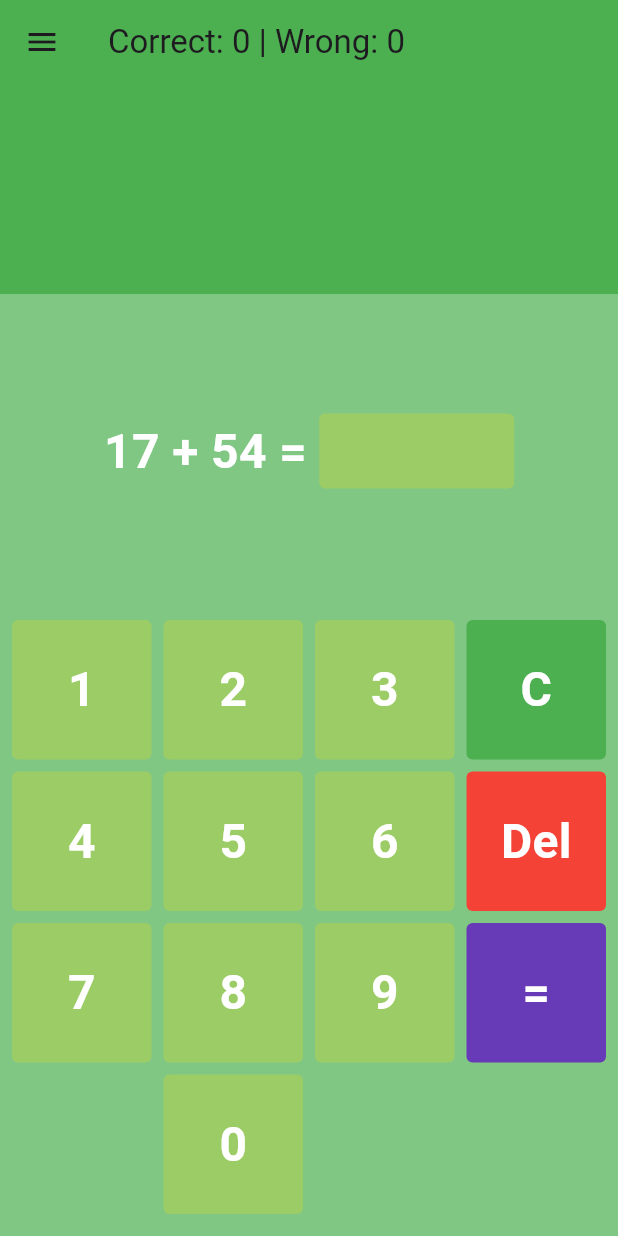
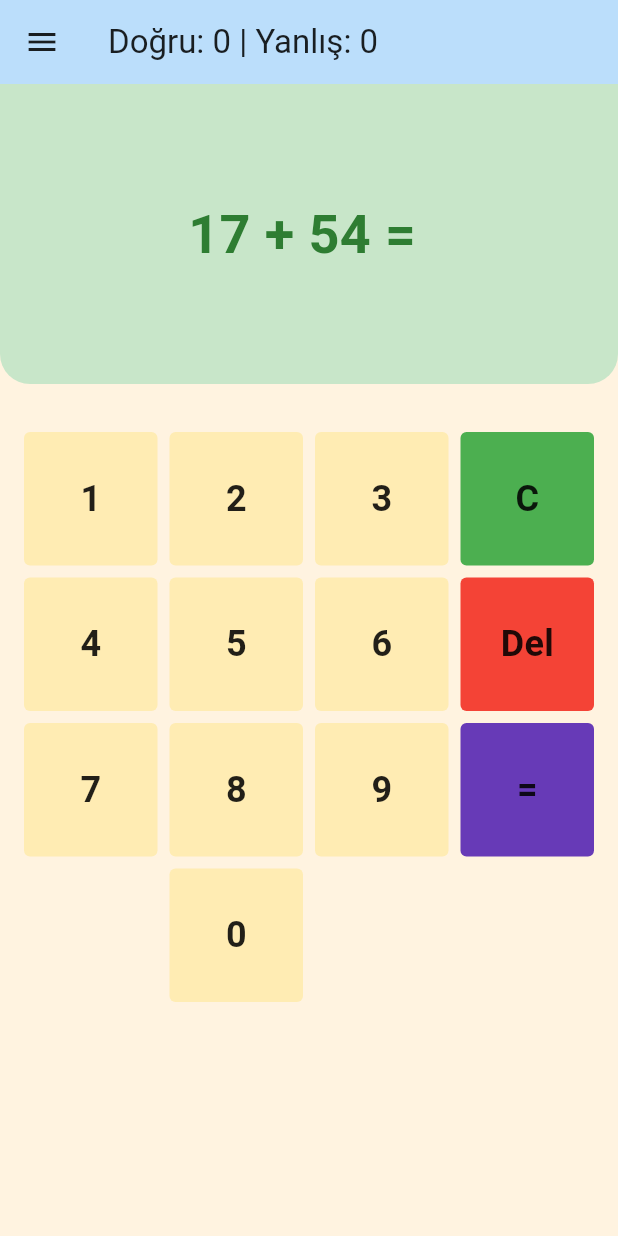
Before and after one commit to berfink0rkmaz/math_game_for_kids, a Flutter app: the HomePage screen opened by its route, on a phone screen of 412 x 824 dp. Run offline on Flutter 3.47's test engine with Material 3 defaults, Android fonts, the phone set to English and light mode, and no system bars; our stand-ins replace shared_preferences; accounts and stored records are empty.

Commit message:
fifth commit

```diff
--- a/lib/pages/home_page.dart
+++ b/lib/pages/home_page.dart
@@ -18,9 +18,8 @@ class _HomePageState extends State<HomePage> {
     '1', '2', '3', 'C',
     '4', '5', '6', 'Del',
     '7', '8', '9', '=',
-    ' ','0',' ',
+    ' ', '0', ' ',
   ];
-  final PreferencesService _preferencesService = PreferencesService();
 
   int numberA = 1;
   int numberB = 1;
@@ -29,6 +28,7 @@ class _HomePageState extends State<HomePage> {
   int correctCount = 0;
   int wrongCount = 0;
 
+  final PreferencesService _preferencesService = PreferencesService();
   var randomNumber = Random();
 
   @override
@@ -63,99 +63,88 @@ class _HomePageState extends State<HomePage> {
 
   void checkResult() {
     if (numberA + numberB == int.tryParse(userAnswer)) {
-      setState(() {
-        correctCount++;
-      });
-     _preferencesService.saveScore(correctCount, wrongCount);      showDialog(
+      correctCount++;
+      _preferencesService.saveScore(correctCount, wrongCount);
+      showDialog(
         context: context,
         builder: (context) {
           return ResultMessage(
-            message: 'Correct!',
+            message: 'Tebrikler!',
             onTap: goToNextQuestion,
-            icon: Icons.arrow_forward,
+            icon: Icons.check_circle_outline,
           );
         },
       );
     } else {
-      setState(() {
-        wrongCount++;
-      });
-      _preferencesService.saveScore(correctCount, wrongCount);      showDialog(
+      wrongCount++;
+      _preferencesService.saveScore(correctCount, wrongCount);
+      showDialog(
         context: context,
         builder: (context) {
           return ResultMessage(
-            message: 'Sorry try again!',
+            message: 'Tekrar Dene!',
             onTap: goToBackQuestion,
-            icon: Icons.rotate_left,
+            icon: Icons.refresh,
           );
         },
       );
     }
   }
 
-
   void goToNextQuestion() {
     Navigator.of(context).pop();
-
     setState(() {
       userAnswer = '';
-
       numberA = randomNumber.nextInt(99) + 1;
       numberB = randomNumber.nextInt(99) + 1;
     });
   }
 
-  void goToBackQuestion(){
+  void goToBackQuestion() {
     Navigator.of(context).pop();
-
     setState(() {
       userAnswer = '';
     });
-
   }
 
   @override
   Widget build(BuildContext context) {
     return Scaffold(
       appBar: AppBar(
-        title: Text("Correct: $correctCount | Wrong: $wrongCount"),
-        backgroundColor: Colors.green,
+        title: Text("Doğru: $correctCount | Yanlış: $wrongCount"),
+        backgroundColor: const Color(0xFFBBDEFB), // pastel buz mavisi
+        foregroundColor: Colors.black87,
       ),
       drawer: const CustomDrawer(),
-      backgroundColor: Colors.green.shade300,
+      backgroundColor: const Color(0xFFFFF3E0), // pastel şeftali
       body: Column(
         children: [
           Container(
-            height: 140,
-            color: Colors.green,
-          ),
-          Expanded(
-            child: Center(
-              child: Row(
-                mainAxisAlignment: MainAxisAlignment.center,
-                children: [
-                  Text('$numberA + $numberB = ', style: WhiteTextStyle),
-                  Container(
-                    height: 50,
-                    width: 130,
-                    decoration: BoxDecoration(
-                      color: Colors.lightGreen[400],
-                      borderRadius: BorderRadius.circular(4),
-                    ),
-                    child: Center(
-                      child: Text(userAnswer, style: WhiteTextStyle),
-                    ),
-                  ),
-                ],
+            height: 200,
+            width: double.infinity,
+            decoration: const BoxDecoration(
+              color: Color(0xFFC8E6C9), // pastel nane yeşili
+              borderRadius: BorderRadius.only(
+                bottomLeft: Radius.circular(20),
+                bottomRight: Radius.circular(20),
+              ),
+            ),
+            alignment: Alignment.center,
+            child: Text(
+              '$numberA + $numberB = $userAnswer',
+              style: const TextStyle(
+                fontSize: 36,
+                fontWeight: FontWeight.bold,
+                color: Color(0xFF2E7D32), // koyu yeşil yazı
               ),
             ),
           ),
+          const SizedBox(height: 16),
           Expanded(
             flex: 2,
             child: Padding(
-              padding: const EdgeInsets.all(4.0),
+              padding: const EdgeInsets.all(12.0),
               child: GridView.builder(
-                shrinkWrap: true,
                 itemCount: numberPad.length,
                 physics: const NeverScrollableScrollPhysics(),
                 gridDelegate: const SliverGridDelegateWithFixedCrossAxisCount(crossAxisCount: 4),
@@ -163,6 +152,8 @@ class _HomePageState extends State<HomePage> {
                   return MyButton(
                     child: numberPad[index],
                     onTap: () => buttonTapped(numberPad[index]),
+                    backgroundColor: const Color(0xFFFFECB3), // pastel vanilya sarı
+                    textColor: Colors.black87,
                   );
                 },
               ),
--- a/lib/util/my_button.dart
+++ b/lib/util/my_button.dart
@@ -4,23 +4,30 @@ import '../const.dart';
 class MyButton extends StatelessWidget {
   final String child;
   final VoidCallback onTap;
-  var buttunColor = Colors.lightGreen[400];
+  final Color backgroundColor;
+  final Color textColor;
 
-  MyButton({
+  const MyButton({
     super.key,
     required this.child,
-    required this.onTap});
+    required this.onTap,
+    this.backgroundColor = const Color(0xFFB2DFDB), // varsayılan pastel mint
+    this.textColor = Colors.white, // varsayılan beyaz
+  });
 
   @override
   Widget build(BuildContext context) {
-    if(child == 'C'){
-      buttunColor = Colors.green;
-    }else if(child == 'Del'){
-      buttunColor = Colors.red;
-    }else if(child == '='){
-      buttunColor = Colors.deepPurple;
-    }else if(child == ' '){
-      buttunColor = Colors.transparent;
+    Color resolvedColor = backgroundColor;
+
+    // Özel buton renkleri (isteğe göre koruyabiliriz)
+    if (child == 'C') {
+      resolvedColor = Colors.green;
+    } else if (child == 'Del') {
+      resolvedColor = Colors.red;
+    } else if (child == '=') {
+      resolvedColor = Colors.deepPurple;
+    } else if (child == ' ') {
+      resolvedColor = Colors.transparent;
     }
 
     return Padding(
@@ -29,16 +36,19 @@ class MyButton extends StatelessWidget {
         onTap: onTap,
         child: Container(
           decoration: BoxDecoration(
-            color: buttunColor,
+            color: resolvedColor,
             borderRadius: BorderRadius.circular(4),
           ),
           child: Center(
             child: Text(
               child,
-              style: WhiteTextStyle,
+              style: TextStyle(
+                fontSize: 24,
+                fontWeight: FontWeight.bold,
+                color: textColor,
+              ),
             ),
           ),
-
         ),
       ),
     );
```
